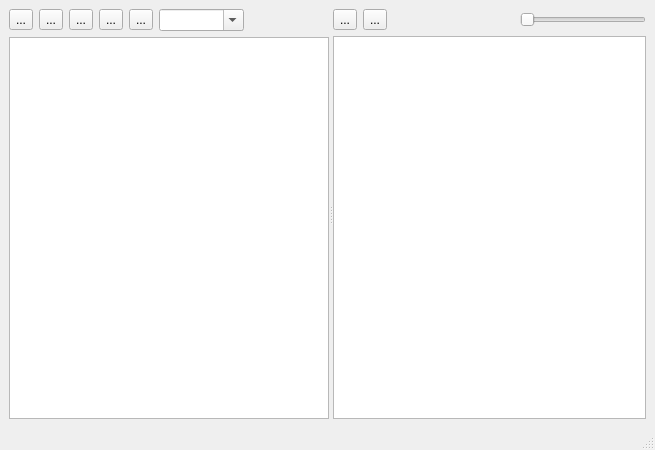
First picture: the form in ui/MainWindow.ui, repository cnhemiya/shitu-manager, before the edit.
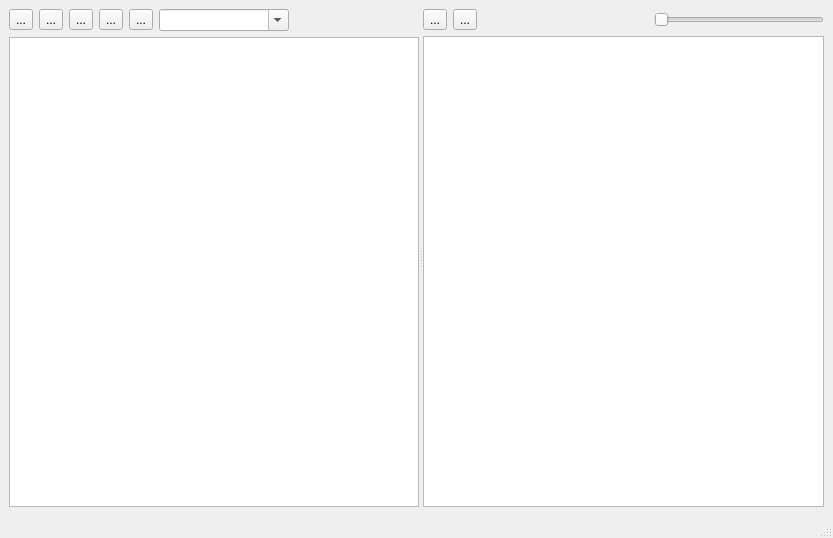
Second picture: the form after the edit.

Commit message: 微调主界面

```diff
--- a/ui/MainWindow.ui
+++ b/ui/MainWindow.ui
@@ -6,8 +6,8 @@
    <rect>
     <x>0</x>
     <y>0</y>
-    <width>655</width>
-    <height>450</height>
+    <width>833</width>
+    <height>538</height>
    </rect>
   </property>
   <property name="minimumSize">
@@ -28,6 +28,9 @@
       </property>
       <widget class="QWidget" name="layoutWidget">
        <layout class="QVBoxLayout" name="verticalLayout_2">
+        <property name="sizeConstraint">
+         <enum>QLayout::SetDefaultConstraint</enum>
+        </property>
         <item>
          <layout class="QHBoxLayout" name="horizontalLayout">
           <item>
@@ -73,6 +76,18 @@
               <verstretch>0</verstretch>
              </sizepolicy>
             </property>
+            <property name="maximumSize">
+             <size>
+              <width>400</width>
+              <height>16777215</height>
+             </size>
+            </property>
+            <property name="baseSize">
+             <size>
+              <width>400</width>
+              <height>0</height>
+             </size>
+            </property>
             <property name="editable">
              <bool>true</bool>
             </property>
@@ -147,11 +162,20 @@
           </item>
           <item>
            <widget class="QSlider" name="imageZoomOutInHSlider">
+            <property name="maximumSize">
+             <size>
+              <width>400</width>
+              <height>16777215</height>
+             </size>
+            </property>
             <property name="minimum">
-             <number>0</number>
+             <number>1</number>
             </property>
             <property name="maximum">
-             <number>19</number>
+             <number>10</number>
+            </property>
+            <property name="pageStep">
+             <number>2</number>
             </property>
             <property name="orientation">
              <enum>Qt::Horizontal</enum>
@@ -162,6 +186,12 @@
         </item>
         <item>
          <widget class="QListWidget" name="imageListWidget">
+          <property name="sizePolicy">
+           <sizepolicy hsizetype="Expanding" vsizetype="Expanding">
+            <horstretch>0</horstretch>
+            <verstretch>0</verstretch>
+           </sizepolicy>
+          </property>
           <property name="minimumSize">
            <size>
             <width>200</width>
```
The commit also changes 1 other file.
